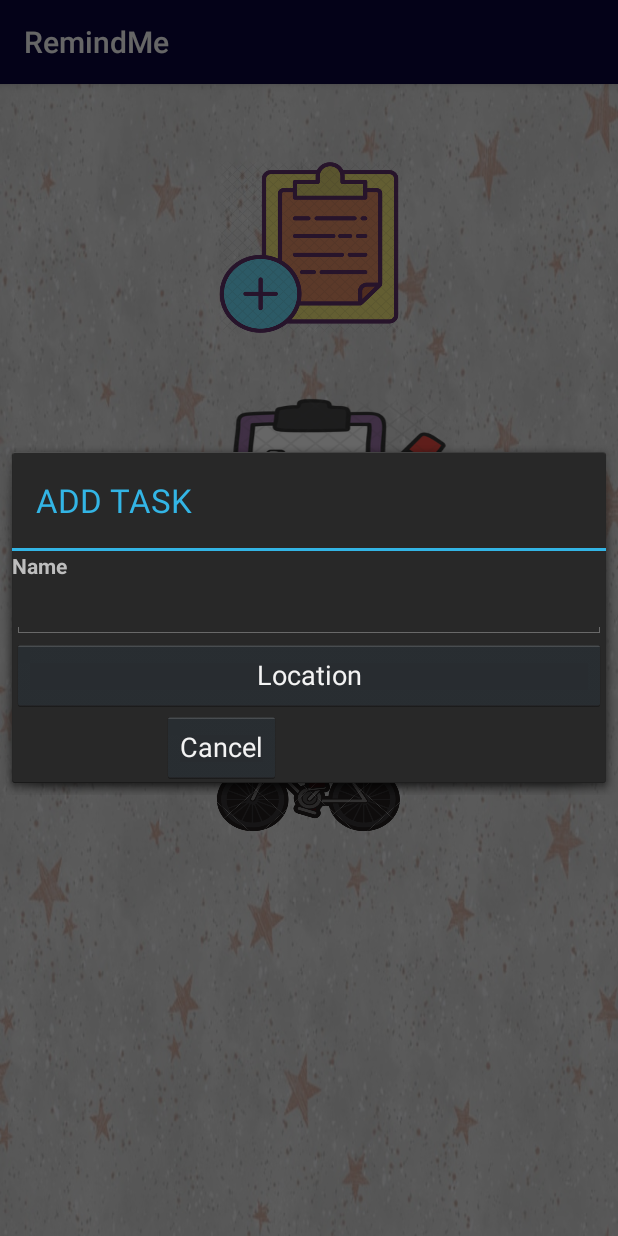
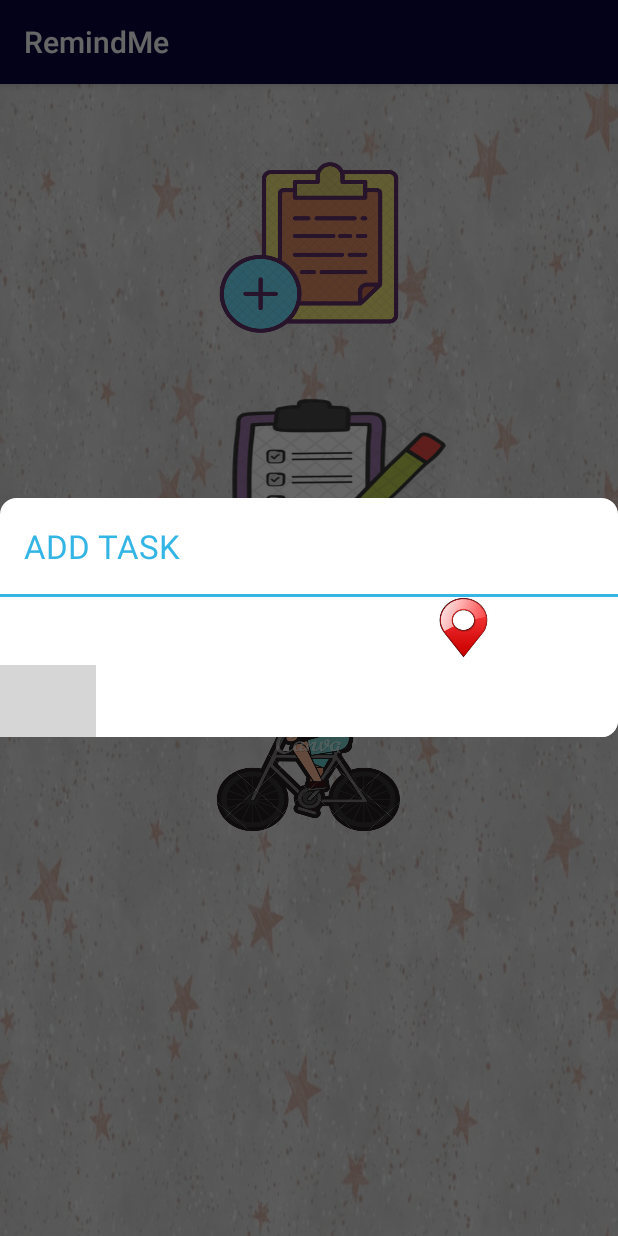
Before and after one commit to CharulBhanawat13/RemindMe, an Android app: the screen it shows after launch (MainActivity), after a tap on an icon or button, on a phone screen of 412 x 824 dp. Run offline under Robolectric (Android 15) with nearby library versions, the phone set to English and light mode, and no system bars; grey boxes are pictures that could not be loaded.

Commit message:
Changes in Custom Dialog box of Add Task

```diff
--- a/app/src/main/java/com/example/charul/reminddemo/MainActivity.java
+++ b/app/src/main/java/com/example/charul/reminddemo/MainActivity.java
@@ -70,8 +70,9 @@ public class MainActivity extends AppCompatActivity implements LocationListener
                 final Dialog dialog = new Dialog(context);
                     dialog.setContentView(R.layout.custom);
                     dialog.setTitle("ADD TASK");
+                    dialog.getWindow().setBackgroundDrawableResource(R.drawable.dialog_custom);
                     final EditText ed = (EditText) dialog.findViewById(R.id.edt1);
-                    final Button Location = (Button) dialog.findViewById(R.id.Location);
+                    final ImageButton Location = (ImageButton) dialog.findViewById(R.id.Location);
                     Button Cancel = (Button) dialog.findViewById(R.id.Cancel);
                     v = findViewById(android.R.id.content);
                     final TinyDB tinydb = new TinyDB(context);
@@ -112,7 +113,7 @@ public class MainActivity extends AppCompatActivity implements LocationListener
     public void startJourney(View v)
     {
         Intent intent=new Intent(this,Main3Activity.class);
-        intent.putExtra("locationParce", locationParce);//sap
+        intent.putExtra("locationParce", locationParce);
         setResult(RESULT_OK, intent);
         startActivityForResult(intent,2);
     }
@@ -128,9 +129,9 @@ public class MainActivity extends AppCompatActivity implements LocationListener
         super.onActivityResult(requestCode, resultCode, data);
         if (requestCode == 1 || requestCode==2) {
             if(resultCode == RESULT_OK) {
-                locationParce= data.getParcelableArrayListExtra("locationParce");//sa
+                locationParce= data.getParcelableArrayListExtra("locationParce");
                 Bundle bundle = new Bundle();
-                bundle.putParcelableArrayList("locationParce", locationParce);//spa
+                bundle.putParcelableArrayList("locationParce", locationParce);
             }
         }
     }
--- a/app/src/main/java/com/example/charul/reminddemo/MapsActivity.java
+++ b/app/src/main/java/com/example/charul/reminddemo/MapsActivity.java
@@ -66,10 +66,8 @@ public class MapsActivity extends AppCompatActivity implements OnMapReadyCallbac
     private GoogleMap mMap;
     boolean isGPSEnabled = false;
     boolean isNetworkEnabled = false;
-    boolean canGetLocation = false;
     private static final String TAG = MapsActivity.class.getSimpleName();
     boolean flag = false;
-    Location my = new Location(LocationManager.NETWORK_PROVIDER);
     ArrayList<String> LocationList = new ArrayList<String>();
 
     ArrayList<Double> LatitudeList = new ArrayList<>();
@@ -79,7 +77,6 @@ public class MapsActivity extends AppCompatActivity implements OnMapReadyCallbac
     private GoogleApiClient googleApiClient;
     private LocationManager locationManager;
     protected static final int REQUEST_CHECK_SETTINGS = 0x1;
-    int b;
     private Marker geoFenceMarker;
     String result;
     TextView text;
@@ -131,12 +128,9 @@ public class MapsActivity extends AppCompatActivity implements OnMapReadyCallbac
         search_icon=(ImageButton)actionBar.getCustomView().findViewById(R.id.search_icon);
 
         displayLocationSettingsRequest(this);
+        conn=  checkConnection(this);
 
-       conn=  checkConnection(this);
-        if(conn)
-        {
-        }
-        else
+        if(!conn)
         {
             AlertDialog.Builder builder =new AlertDialog.Builder(this);
             builder.setTitle("No internet Connection");
@@ -163,33 +157,6 @@ public class MapsActivity extends AppCompatActivity implements OnMapReadyCallbac
         LocationList = tinydb.getListString("LocationsList");
         TaskList = tinydb.getListString("TasksList");
 
-        LocationListener listener = new LocationListener() {
-
-            @Override
-            public void onStatusChanged(String provider, int status, Bundle extras) {
-                // TODO Auto-generated method stub
-            }
-
-            @Override
-            public void onProviderEnabled(String provider) {
-                // TODO Auto-generated method stub
-            }
-
-            @Override
-            public void onProviderDisabled(String provider) {
-                // TODO Auto-generated method stub
-            }
-
-            @Override
-            public void onLocationChanged(Location location) {
-                // TODO Auto-generated method stub
-
-                if (location != null) {
-                    double latitude = location.getLatitude();
-                    double longitude = location.getLongitude();
-                }
-            }
-        };
 
 
 search_icon.setOnClickListener(new View.OnClickListener() {
@@ -244,7 +211,6 @@ search_icon.setOnClickListener(new View.OnClickListener() {
     public void onMapReady(GoogleMap googleMap) {
 
         mMap = googleMap;
-
         setUpMap();
         mMap.setOnMapClickListener(this);
         mMap.setOnMapLongClickListener(this);
@@ -357,7 +323,7 @@ search_icon.setOnClickListener(new View.OnClickListener() {
     }
 
     public void addressDragged(final double lat, final double lng){
-        String addres="Check connection" ;
+        String addres; ;
         Geocoder geocoder = new Geocoder(getBaseContext(), Locale.getDefault());
 
         try {
@@ -405,7 +371,6 @@ search_icon.setOnClickListener(new View.OnClickListener() {
 
         alertDialog.setMessage(result);
         alertDialog.show();
-
 
     }
 
--- /dev/null
+++ b/app/src/main/res/drawable/dialog_custom.xml
@@ -0,0 +1,26 @@
+<?xml version="1.0" encoding="utf-8"?>
+
+<shape xmlns:android="http://schemas.android.com/apk/res/android"
+    android:shape="rectangle" >
+
+    <corners
+        android:bottomLeftRadius="10dp"
+        android:bottomRightRadius="10dp"
+        android:topLeftRadius="10dp"
+        android:topRightRadius="10dp" />
+
+    <gradient
+        android:angle="-90"
+        android:centerColor="#ffffffff"
+        android:endColor="#ffffffff"
+        android:startColor="#ffffffff"
+        android:type="linear"
+        />
+
+    <stroke
+        android:dashGap="0dp"
+        android:dashWidth="0dp"
+        android:width="2dp"
+        android:color="#ffffffff" />
+
+</shape>
--- a/app/src/main/res/layout/custom.xml
+++ b/app/src/main/res/layout/custom.xml
@@ -1,38 +1,33 @@
 <?xml version="1.0" encoding="utf-8"?>
-<LinearLayout xmlns:android="http://schemas.android.com/apk/res/android"
+<RelativeLayout xmlns:android="http://schemas.android.com/apk/res/android"
     android:layout_width="match_parent"
     android:layout_height="match_parent"
-    android:orientation="vertical">
+    android:background="@drawable/dialog_custom"     >
 
-    <TextView
+
+    <EditText
+        android:id="@+id/edt1"
+        android:textColor="#666666"
+        android:layout_marginTop="6dp"
+        android:layout_width="336dp"
+        android:layout_height="wrap_content" />
+
+    <ImageButton
+        android:id="@+id/Location"
+        android:layout_width="47dp"
+        android:layout_height="45dp"
+        android:layout_alignRight="@+id/edt1"
+        android:layout_marginRight="3dp"
+        android:background="@drawable/loationmarker"
+        android:scaleType="centerInside" />
+
+    <Button
+        android:id="@+id/Cancel"
         android:layout_width="wrap_content"
         android:layout_height="wrap_content"
-        android:text="Name"
-        android:id="@+id/dialogTextName"
-        android:textStyle="bold"
-        />
+        android:layout_below="@+id/edt1"
+        android:background="@color/cast_expanded_controller_ad_container_white_stripe_color"
+        android:text="Cancel"
+        android:textColor="#666666"/>
 
-    <EditText
-        android:layout_width="match_parent"
-        android:layout_height="wrap_content"
-        android:id="@+id/edt1"/>
-
-    <Button
-        android:layout_width="match_parent"
-        android:layout_height="wrap_content"
-        android:text="Location"
-        android:id="@+id/Location"/>
-    <LinearLayout
-        android:layout_width="wrap_content"
-        android:layout_height="wrap_content"
-        android:orientation="horizontal">
-        <Button
-            android:layout_marginLeft="100dp"
-            android:layout_width="wrap_content"
-            android:layout_height="wrap_content"
-            android:text="Cancel"
-            android:id="@+id/Cancel"
-            />
-    </LinearLayout>
-
-</LinearLayout>
+</RelativeLayout>
```
Also changed, not shown: app/src/main/res/drawable/loationmarker.jpeg (added).
